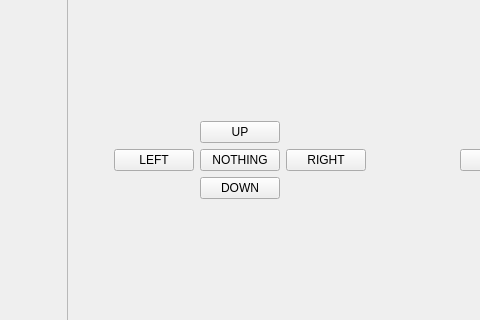
The window that demoRMR-all/demoRMR/mainwindow.ui (JakubMocarnik/HMI) describes before a commit, drawn with Qt 5; both pictures show x 583 to 1063 and y 200 to 520 of the 1221 by 726 pixel window.
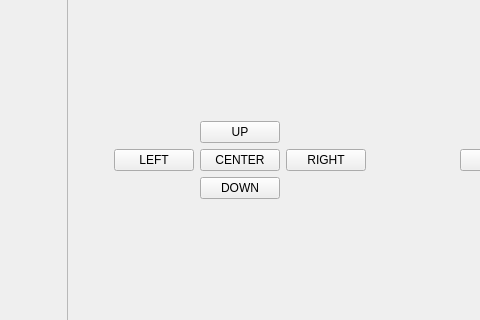
The same window after the commit.

Commit message: unsaved business...

The edit to the form file:
```diff
--- a/demoRMR-all/demoRMR/mainwindow.ui
+++ b/demoRMR-all/demoRMR/mainwindow.ui
@@ -164,7 +164,7 @@
           <item row="1" column="1">
            <widget class="QPushButton" name="pushButton_7">
             <property name="text">
-             <string>NOTHING</string>
+             <string>CENTER</string>
             </property>
            </widget>
           </item>
```
The commit also changes 1 other file.
